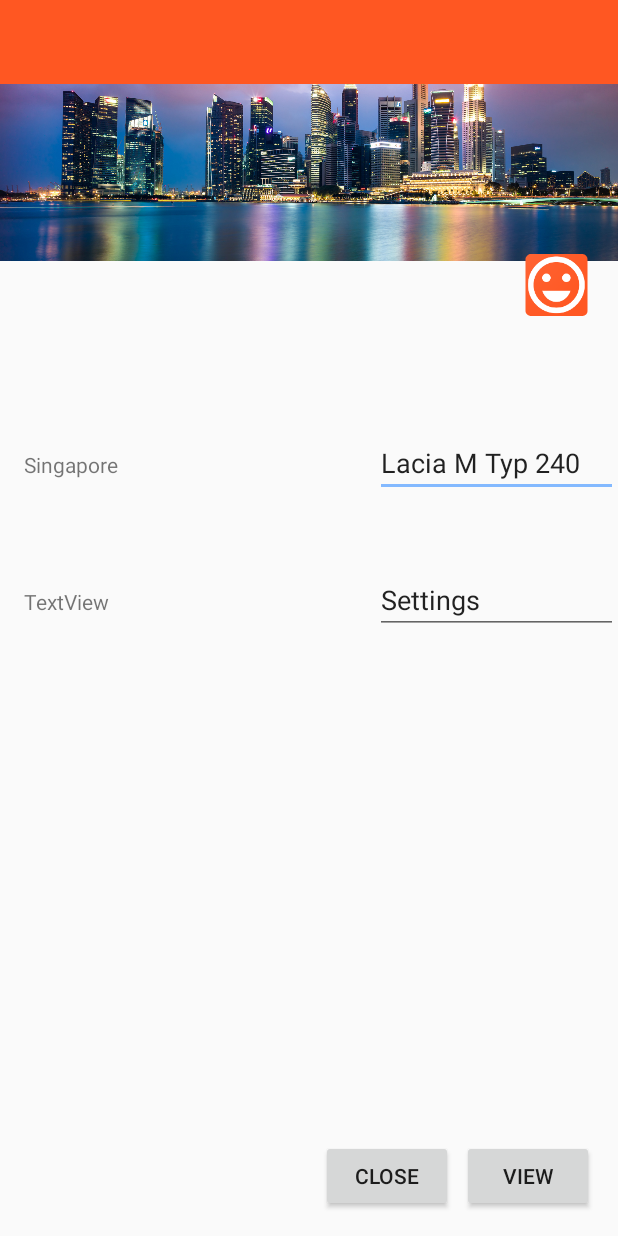
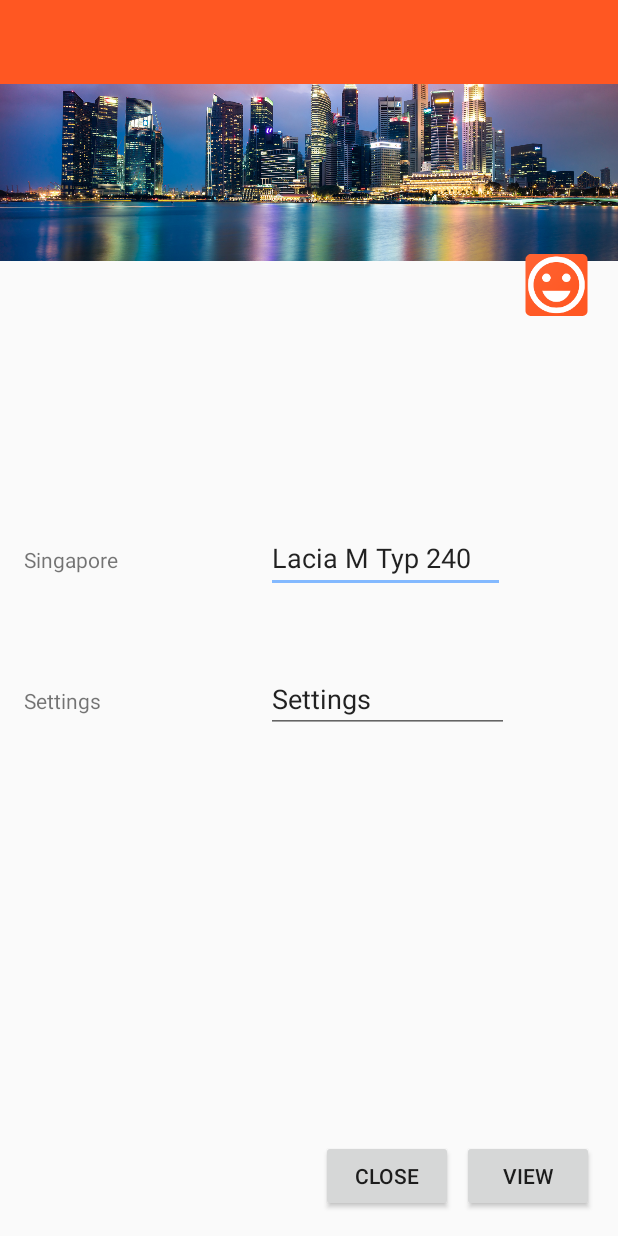
Before and after one commit to KhinSandar/MSDTTeachingRepo, an Android app: the layout constaraint_test.xml on its own in the app's theme, with its tools: preview values and no code run, on a phone screen of 412 x 824 dp. Run offline under Robolectric (Android 15) with nearby library versions, the phone set to English and light mode, and no system bars.

Commit message:
constraint

```diff
--- a/app/src/main/res/layout/constaraint_test.xml
+++ b/app/src/main/res/layout/constaraint_test.xml
@@ -51,8 +51,8 @@
 
     <TextView
         android:id="@+id/textView2"
-        android:layout_width="67dp"
-        android:layout_height="38dp"
+        android:layout_width="85dp"
+        android:layout_height="29dp"
         android:layout_marginStart="16dp"
         android:text="Singapore"
         app:layout_constraintBaseline_toBaselineOf="@+id/editText2"
@@ -60,21 +60,26 @@
 
     <EditText
         android:id="@+id/editText2"
-        android:layout_width="162dp"
-        android:layout_height="0dp"
-        android:layout_marginTop="112dp"
+        android:layout_width="159dp"
+        android:layout_height="46dp"
+        android:layout_marginTop="136dp"
+        android:layout_marginBottom="8dp"
         android:ems="10"
         android:inputType="textPersonName"
         android:text="Lacia M Typ 240"
+        app:layout_constraintBottom_toTopOf="@+id/editText3"
         app:layout_constraintEnd_toEndOf="parent"
-        app:layout_constraintTop_toBottomOf="@+id/Header" />
+        app:layout_constraintHorizontal_bias="0.503"
+        app:layout_constraintStart_toEndOf="@+id/textView2"
+        app:layout_constraintTop_toBottomOf="@+id/Header"
+        app:layout_constraintVertical_bias="0.19999999" />
 
     <TextView
         android:id="@+id/textView3"
-        android:layout_width="wrap_content"
-        android:layout_height="wrap_content"
+        android:layout_width="126dp"
+        android:layout_height="34dp"
         android:layout_marginStart="16dp"
-        android:text="TextView"
+        android:text="@string/action_settings"
         app:layout_constraintBaseline_toBaselineOf="@+id/editText3"
         app:layout_constraintStart_toStartOf="parent" />
 
@@ -82,14 +87,15 @@
         android:id="@+id/editText3"
         android:layout_width="162dp"
         android:layout_height="wrap_content"
+        android:layout_marginBottom="232dp"
         android:ems="10"
         android:inputType="textPersonName"
         android:text="@string/action_settings"
         app:layout_constraintBottom_toTopOf="@+id/button2"
         app:layout_constraintEnd_toEndOf="@+id/editText2"
+        app:layout_constraintHorizontal_bias="0.0"
         app:layout_constraintStart_toStartOf="@+id/editText2"
-        app:layout_constraintTop_toBottomOf="@+id/editText2"
-        app:layout_constraintVertical_bias="0.12" />
+        app:layout_constraintTop_toBottomOf="@+id/editText2" />
 
     <ImageView
         android:id="@+id/smile"
@@ -107,8 +113,8 @@
         android:id="@+id/barrier"
         android:layout_width="wrap_content"
         android:layout_height="wrap_content"
-        app:barrierDirection="left"
-        app:constraint_referenced_ids="editText3,editText2"
+        app:barrierDirection="right"
+        app:constraint_referenced_ids="textView2,textView3"
         tools:layout_editor_absoluteX="411dp" />
 
 </androidx.constraintlayout.widget.ConstraintLayout>
```
